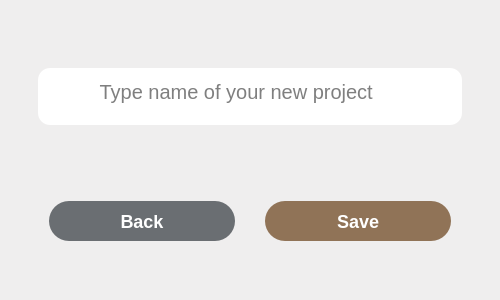
First picture: the form in Jp's Edited Files/dialogNewProject.ui, repository jpnora07/Crackterize, before the edit.
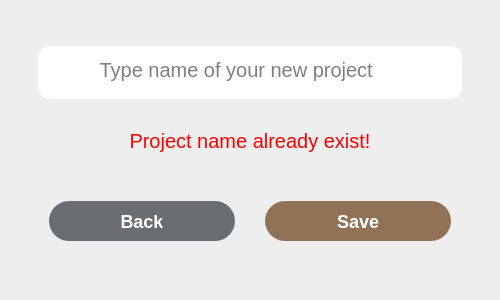
Second picture: the form after the edit.

```diff
--- a/Jp's Edited Files/dialogNewProject.ui
+++ b/Jp's Edited Files/dialogNewProject.ui
@@ -61,6 +61,12 @@
         <layout class="QVBoxLayout" name="verticalLayout_2">
          <item>
           <widget class="QWidget" name="widget_2" native="true">
+           <property name="sizePolicy">
+            <sizepolicy hsizetype="Preferred" vsizetype="Preferred">
+             <horstretch>1</horstretch>
+             <verstretch>1</verstretch>
+            </sizepolicy>
+           </property>
            <property name="layoutDirection">
             <enum>Qt::RightToLeft</enum>
            </property>
@@ -79,7 +85,7 @@
               <property name="maximumSize">
                <size>
                 <width>16777215</width>
-                <height>57</height>
+                <height>53</height>
                </size>
               </property>
               <property name="styleSheet">
@@ -112,6 +118,25 @@
               </property>
              </widget>
             </item>
+            <item>
+             <widget class="QLabel" name="label">
+              <property name="styleSheet">
+               <string notr="true">QLabel { font: &quot;Segoe UI&quot;; color: red; font-family: Arial; Text-align: Center; font-size: 15pt;}</string>
+              </property>
+              <property name="text">
+               <string>Project name already exist!</string>
+              </property>
+              <property name="alignment">
+               <set>Qt::AlignCenter</set>
+              </property>
+              <property name="wordWrap">
+               <bool>true</bool>
+              </property>
+              <property name="indent">
+               <number>2</number>
+              </property>
+             </widget>
+            </item>
            </layout>
           </widget>
          </item>
@@ -122,7 +147,7 @@
        <widget class="QWidget" name="widget_4" native="true">
         <layout class="QVBoxLayout" name="verticalLayout_4">
          <property name="topMargin">
-          <number>30</number>
+          <number>0</number>
          </property>
          <property name="bottomMargin">
           <number>30</number>
```
Left out of the diff: 4 changed lines with no effect on the pictures.
